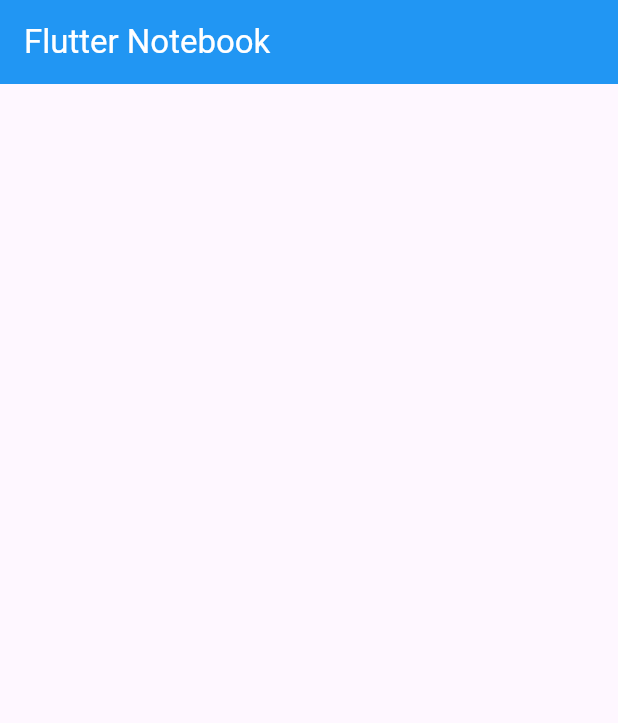
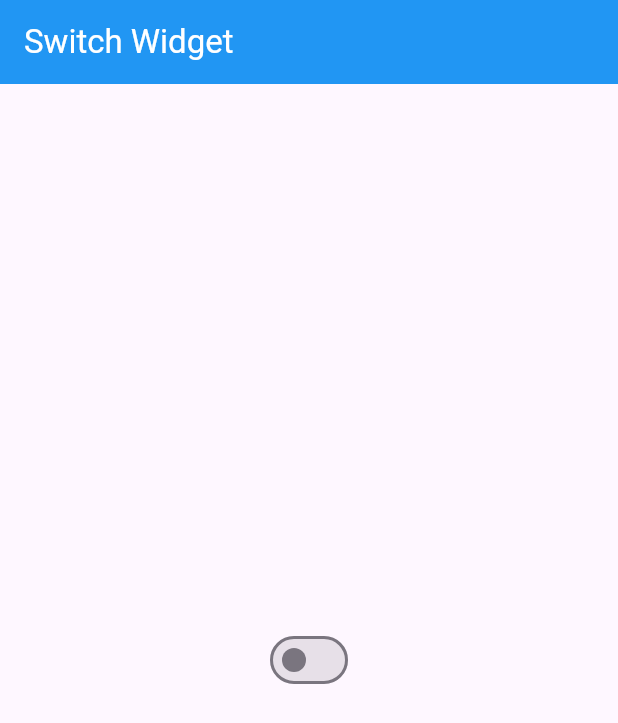
Before and after one commit to monir996/flutter-notebook, a Flutter app: the screen it shows after launch, on a phone screen of 412 x 824 dp. Shown: the top 723 px of the screen. Run offline on Flutter 3.47's test engine with Material 3 defaults, Android fonts, the phone set to English and light mode, and no system bars.

Commit message:
switch - initial

```diff
--- a/lib/home_screen.dart
+++ b/lib/home_screen.dart
@@ -8,14 +8,27 @@ class HomeScreen extends StatefulWidget {
 }
 
 class _HomeScreenState extends State<HomeScreen> {
+
+  bool status = false;
+
   @override
   Widget build(BuildContext context) {
     return Scaffold(
-      appBar: AppBar(title: Text("Flutter Notebook", style: TextStyle(color: Colors.white)), backgroundColor: Colors.blue),
+      appBar: AppBar(title: Text("Switch Widget", style: TextStyle(color: Colors.white)), backgroundColor: Colors.blue),
 
-      // ----------------------- Main Branch  ==> Basic Structure ------------------
+      // ----------------------- Branch 32 ==> Switch Widget ------------------
 
-      body: Center(),
+      body: Center(
+        child: Switch(
+            value: status,
+            activeColor: Colors.red,
+            onChanged: (val){
+              setState(() {
+                status = val;
+              });
+            }
+        ),
+      ),
     );
   }
 }
```
